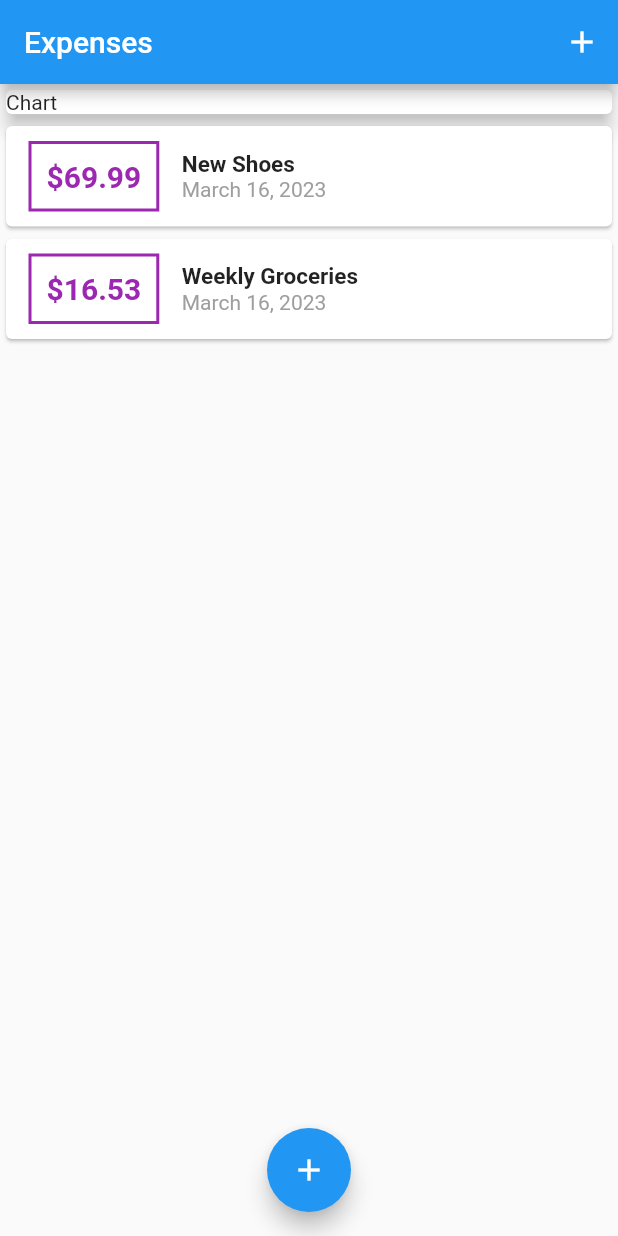
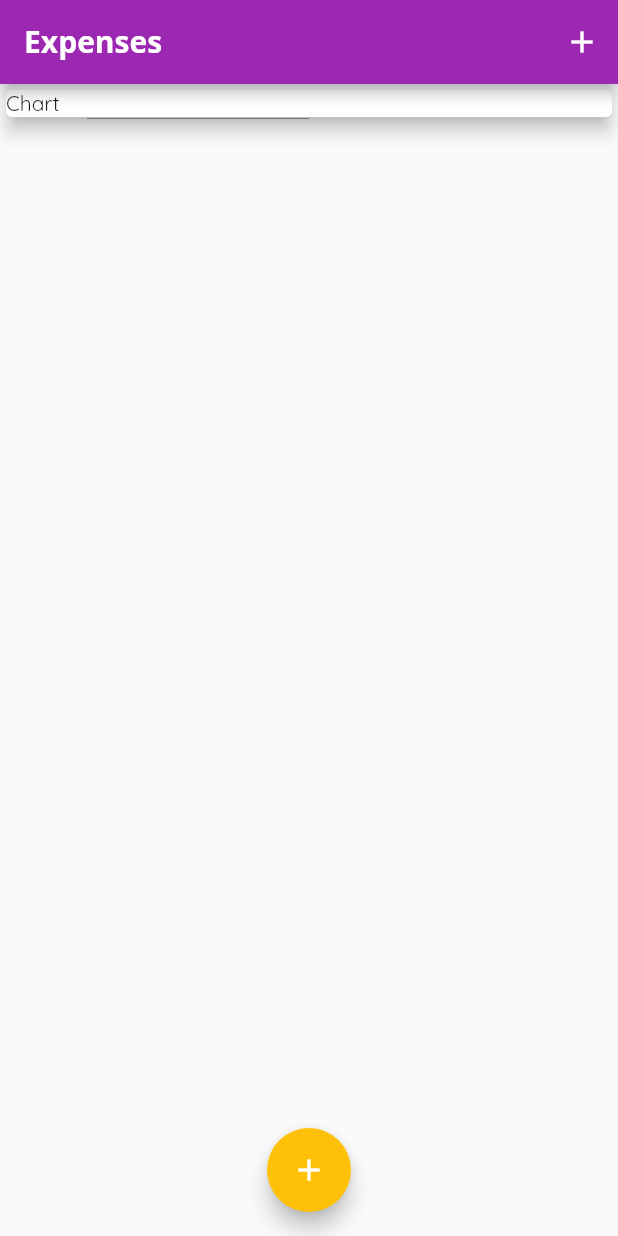
Before and after one commit to bra-alex/Flutter, a Flutter app: the screen it shows after launch, on a phone screen of 412 x 824 dp. Run offline on Flutter 3.47's test engine with Material 2 defaults, Android fonts, the phone set to English and light mode, and no system bars; our stand-ins replace audioplayers.

Commit message:
Add fonts

```diff
--- a/academind/personal_expenses/lib/main.dart
+++ b/academind/personal_expenses/lib/main.dart
@@ -13,9 +13,31 @@ class MyApp extends StatelessWidget {
   // This widget is the root of your application.
   @override
   Widget build(BuildContext context) {
-    return const MaterialApp(
-      title: 'Flutter Demo',
-      home: MyHomePage(),
+    return MaterialApp(
+      title: 'Expenses',
+      theme: ThemeData(
+        primarySwatch: Colors.purple,
+        fontFamily: 'QuickSand',
+        appBarTheme: const AppBarTheme(
+          titleTextStyle: TextStyle(
+            fontFamily: 'OpenSans',
+            fontSize: 20,
+            fontWeight: FontWeight.bold,
+          ),
+        ),
+        colorScheme: ThemeData().colorScheme.copyWith(
+              primary: Colors.purple,
+              secondary: Colors.amber,
+            ),
+        textTheme: const TextTheme(
+          titleSmall: TextStyle(
+            fontFamily: 'OpenSans',
+            fontSize: 15,
+            fontWeight: FontWeight.bold,
+          ),
+        ),
+      ),
+      home: const MyHomePage(),
     );
   }
 }
@@ -29,18 +51,18 @@ class MyHomePage extends StatefulWidget {
 
 class _MyHomePageState extends State<MyHomePage> {
   final List<Transaction> _userTransactions = [
-    Transaction(
-      id: 't1',
-      title: 'New Shoes',
-      amount: 69.99,
-      date: DateTime.now(),
-    ),
-    Transaction(
-      id: 't2',
-      title: 'Weekly Groceries',
-      amount: 16.53,
-      date: DateTime.now(),
-    ),
+    // Transaction(
+    //   id: 't1',
+    //   title: 'New Shoes',
+    //   amount: 69.99,
+    //   date: DateTime.now(),
+    // ),
+    // Transaction(
+    //   id: 't2',
+    //   title: 'Weekly Groceries',
+    //   amount: 16.53,
+    //   date: DateTime.now(),
+    // ),
   ];
 
   void _addNewTransaction(String title, double amount) {
--- a/academind/personal_expenses/lib/widgets/transaction_list.dart
+++ b/academind/personal_expenses/lib/widgets/transaction_list.dart
@@ -23,16 +23,16 @@ class TransactionList extends StatelessWidget {
                     padding: const EdgeInsets.all(10),
                     decoration: BoxDecoration(
                       border: Border.all(
-                        color: Colors.purple,
+                        color: Theme.of(context).primaryColor,
                         width: 2,
                       ),
                     ),
                     child: Text(
                       '\$${transactions[index].amount.toStringAsFixed(2)}',
-                      style: const TextStyle(
+                      style: TextStyle(
                         fontWeight: FontWeight.bold,
                         fontSize: 20,
-                        color: Colors.purple,
+                        color: Theme.of(context).primaryColor,
                       ),
                     ),
                   ),
@@ -41,10 +41,7 @@ class TransactionList extends StatelessWidget {
                     children: [
                       Text(
                         transactions[index].title,
-                        style: const TextStyle(
-                          fontWeight: FontWeight.bold,
-                          fontSize: 15,
-                        ),
+                        style: Theme.of(context).textTheme.titleSmall,
                       ),
                       Text(
                         DateFormat.yMMMMd().format(transactions[index].date),
```
Also changed, not shown: academind/personal_expenses/pubspec.yaml (+13 -11 lines), academind/personal_expenses/assets/fonts/OpenSans-Bold.ttf (added), academind/personal_expenses/assets/fonts/OpenSans-Regular.ttf (added), academind/personal_expenses/assets/fonts/Quicksand-Bold.ttf (added), academind/personal_expenses/assets/fonts/Quicksand-Light.ttf (added), academind/personal_expenses/assets/fonts/Quicksand-Medium.ttf (added), academind/personal_expenses/assets/fonts/Quicksand-Regular.ttf (added).
